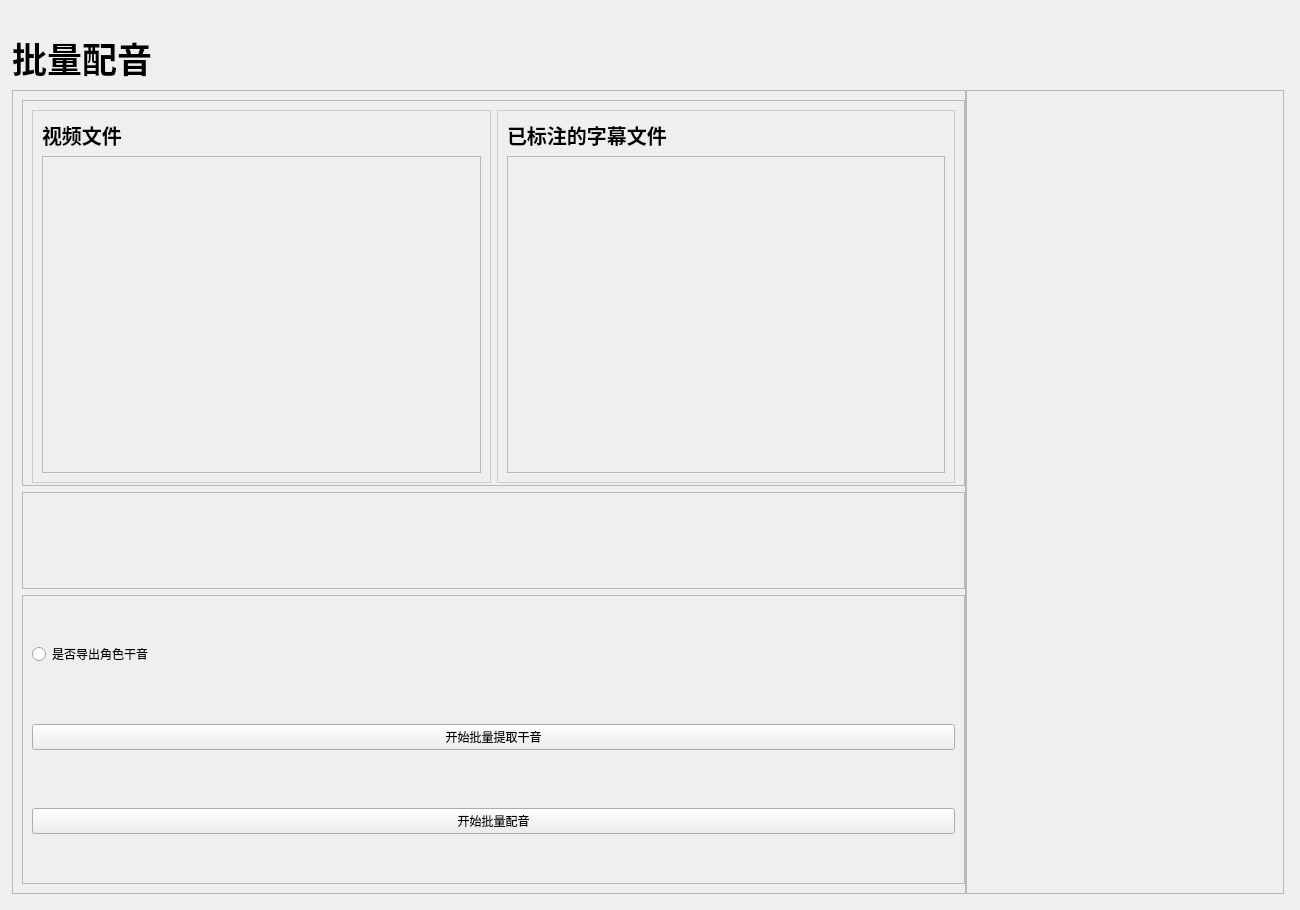
This is UI/QtDesigner/Ui_dubbing.ui in jingnanquan/AIDubbing-QT as Qt 5 draws it before an edit. The edited form follows.
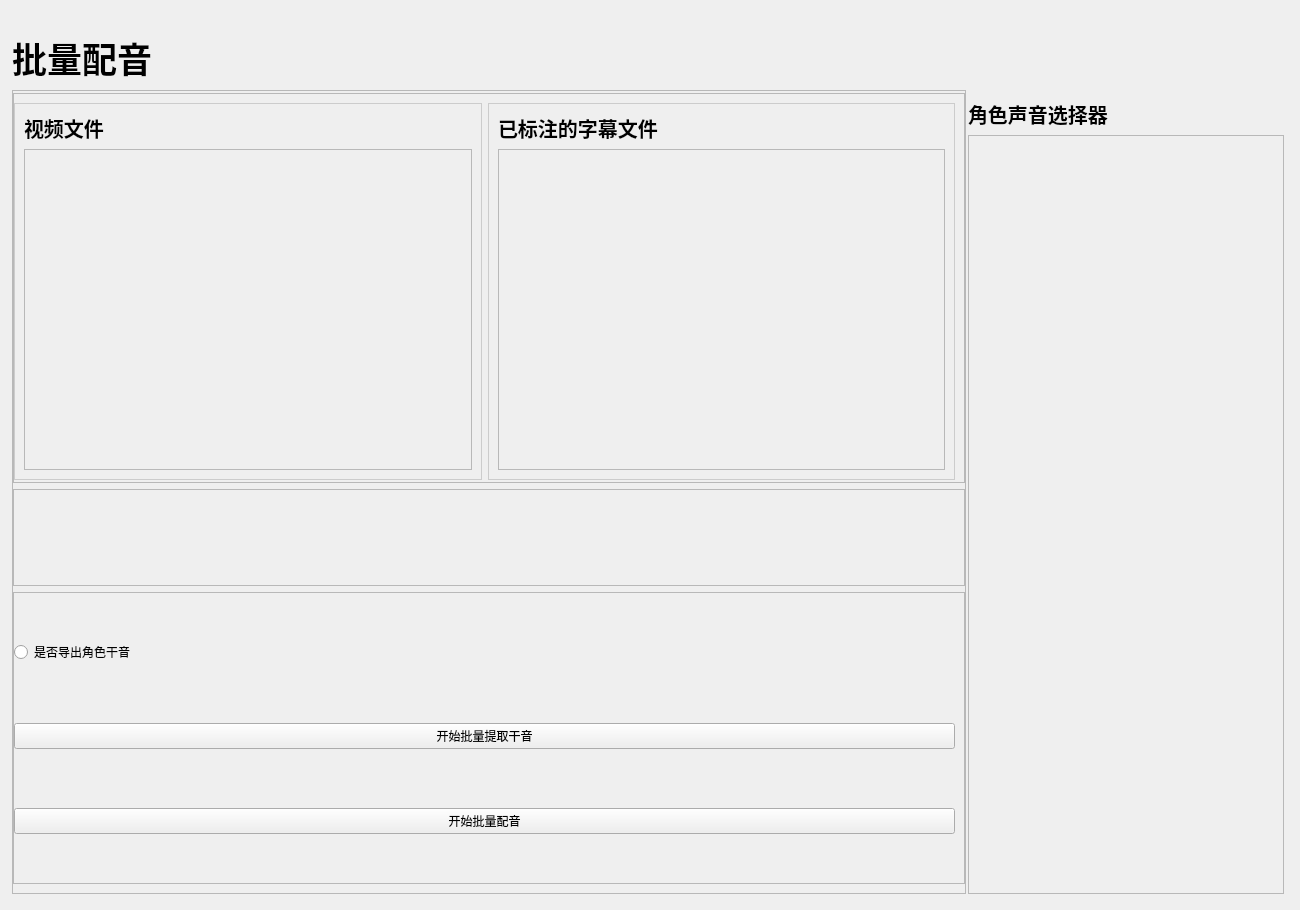
This is the edited form. Custom widgets are drawn as their Qt base class.

The edit to the form file:
```diff
--- a/UI/QtDesigner/Ui_dubbing.ui
+++ b/UI/QtDesigner/Ui_dubbing.ui
@@ -64,7 +64,7 @@
        <number>0</number>
       </property>
       <item row="0" column="0">
-       <layout class="QGridLayout" name="containerLayout" columnstretch="3,1" columnminimumwidth="0,0">
+       <layout class="QGridLayout" name="containerLayout" columnstretch="3,1">
         <property name="leftMargin">
          <number>0</number>
         </property>
@@ -97,10 +97,16 @@
              <x>0</x>
              <y>0</y>
              <width>951</width>
-             <height>805</height>
+             <height>795</height>
             </rect>
            </property>
            <layout class="QVBoxLayout" name="verticalLayout_4" stretch="4,1,3">
+            <property name="leftMargin">
+             <number>0</number>
+            </property>
+            <property name="topMargin">
+             <number>2</number>
+            </property>
             <property name="rightMargin">
              <number>0</number>
             </property>
@@ -118,6 +124,9 @@
                <enum>QFrame::Raised</enum>
               </property>
               <layout class="QHBoxLayout" name="horizontalLayout_2" stretch="1,1">
+               <property name="leftMargin">
+                <number>0</number>
+               </property>
                <property name="bottomMargin">
                 <number>2</number>
                </property>
@@ -252,6 +261,9 @@
                <property name="spacing">
                 <number>12</number>
                </property>
+               <property name="leftMargin">
+                <number>0</number>
+               </property>
                <property name="topMargin">
                 <number>0</number>
                </property>
@@ -287,6 +299,39 @@
          </widget>
         </item>
         <item row="0" column="1">
+         <widget class="QFrame" name="roleFrame">
+          <layout class="QVBoxLayout" name="verticalLayout_6">
+           <property name="leftMargin">
+            <number>2</number>
+           </property>
+           <property name="rightMargin">
+            <number>0</number>
+           </property>
+           <property name="bottomMargin">
+            <number>0</number>
+           </property>
+           <item>
+            <widget class="QLabel" name="tool1_title_2">
+             <property name="maximumSize">
+              <size>
+               <width>16777215</width>
+               <height>3000</height>
+              </size>
+             </property>
+             <property name="font">
+              <font>
+               <family>微软雅黑</family>
+               <pointsize>15</pointsize>
+               <weight>75</weight>
+               <bold>true</bold>
+              </font>
+             </property>
+             <property name="text">
+              <string>角色声音选择器</string>
+             </property>
+            </widget>
+           </item>
+           <item>
          <widget class="QScrollArea" name="scrollArea_2">
           <property name="widgetResizable">
            <bool>true</bool>
@@ -296,11 +341,14 @@
             <rect>
              <x>0</x>
              <y>0</y>
-             <width>315</width>
-             <height>805</height>
+                <width>313</width>
+                <height>747</height>
             </rect>
            </property>
           </widget>
+            </widget>
+           </item>
+          </layout>
          </widget>
         </item>
        </layout>
```
Lines whose indentation alone changed are shown as unchanged.
